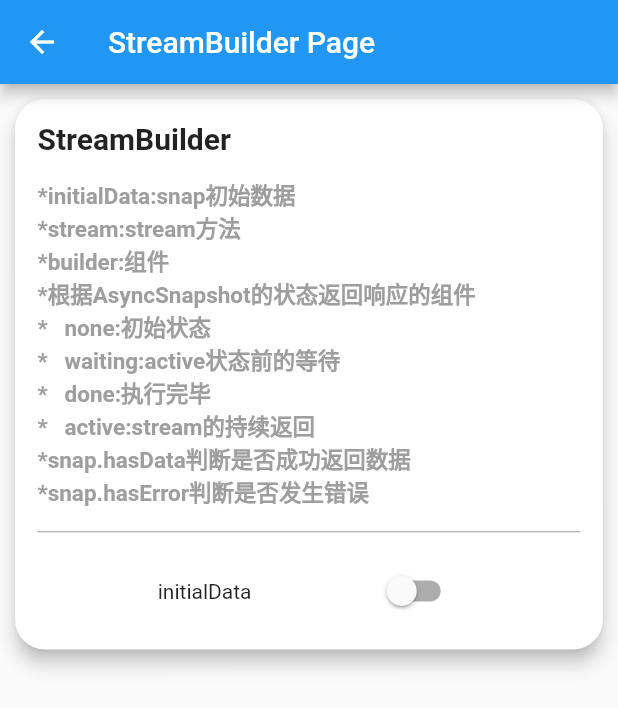
After one commit to niiva/hello_flutter, a Flutter app: the StreamBuilderPage screen opened by its route, on a phone screen of 412 x 824 dp. The commit adds this screen. Shown: the top 708 px of the screen. Run offline on Flutter 3.47's test engine with Material 2 defaults, Android fonts, the phone set to English and light mode, and no system bars; our stand-ins replace toast, webview_flutter.

Commit message:
完成页面: Listenable/FutureBuilder Listenable/StreamBuilder

```diff
--- /dev/null
+++ b/lib/src/pages/listenable/future_builder_page.dart
@@ -0,0 +1,101 @@
+import 'package:flutter/material.dart';
+import 'package:hello_flutter/src/component/ddd_card.dart';
+
+class FutureBuilderPage extends StatefulWidget {
+  @override
+  _FutureBuilderPageState createState() => _FutureBuilderPageState();
+}
+
+class _FutureBuilderPageState extends State<FutureBuilderPage> {
+  Future<String> _future;
+  bool _switchValue;
+
+  @override
+  void initState() {
+    super.initState();
+    _switchValue = false;
+  }
+
+  @override
+  Widget build(BuildContext context) {
+    return Scaffold(
+      appBar: AppBar(
+        title: Text('FutureBuilder Page'),
+      ),
+      body: ListView(
+        children: [
+          DDDCard(
+            title: 'FutureBuilder',
+            subTitles: [
+              'initialData:snap初始数据',
+              'future:future方法',
+              'builder:组件',
+              '根据AsyncSnapshot的状态返回响应的组件',
+              '   none:初始状态',
+              '   waiting:future执行过程',
+              '   done:future执行完毕',
+              'snap.hasData判断是否成功返回数据',
+              'snap.hasError判断是否发生错误',
+            ],
+            child: Center(
+              child: Row(
+                mainAxisAlignment: MainAxisAlignment.spaceEvenly,
+                children: [
+                  FutureBuilder(
+                    initialData: 'initialData',
+                    future: _future,
+                    builder: (context, snap) {
+                      if (ConnectionState.none == snap.connectionState) {
+                        return Text('${snap.data}');
+                      } else if (ConnectionState.waiting ==
+                          snap.connectionState) {
+                        return CircularProgressIndicator();
+                      } else if (ConnectionState.done == snap.connectionState) {
+                        if (snap.hasData) {
+                          return Text('${snap.data}');
+                        } else if (snap.hasError) {
+                          return Text(
+                            '${snap.error}',
+                            style: TextStyle(
+                              color: Colors.red,
+                            ),
+                          );
+                        }
+                      }
+                      return Container();
+                    },
+                  ),
+                  Switch(
+                    value: _switchValue,
+                    onChanged: (value) {
+                      _switchValue = value;
+                      if (true == value) {
+                        _future = _loadData();
+                      } else {
+                        _future = Future.error('cancel');
+                      }
+                      this.setState(() {});
+                    },
+                  ),
+                ],
+              ),
+            ),
+          ),
+        ],
+      ),
+    );
+  }
+
+  // future
+  Future<String> _loadData() async {
+    await Future.delayed(
+      Duration(seconds: 3),
+    );
+
+    setState(() {
+      _switchValue = false;
+    });
+
+    return 'LoadSucceed';
+  }
+}
--- /dev/null
+++ b/lib/src/pages/listenable/stream_builder_page.dart
@@ -0,0 +1,144 @@
+import 'package:flutter/material.dart';
+import 'package:hello_flutter/src/component/ddd_card.dart';
+
+class StreamBuilderPage extends StatefulWidget {
+  @override
+  _StreamBuilderPageState createState() => _StreamBuilderPageState();
+}
+
+class _StreamBuilderPageState extends State<StreamBuilderPage> {
+  bool _switchValue;
+  Stream _stream;
+
+  @override
+  void initState() {
+    super.initState();
+    _switchValue = false;
+  }
+
+  @override
+  Widget build(BuildContext context) {
+    return Scaffold(
+      appBar: AppBar(
+        title: Text('StreamBuilder Page'),
+      ),
+      body: ListView(
+        children: [
+          DDDCard(
+            title: 'StreamBuilder',
+            subTitles: [
+              'initialData:snap初始数据',
+              'stream:stream方法',
+              'builder:组件',
+              '根据AsyncSnapshot的状态返回响应的组件',
+              '   none:初始状态',
+              '   waiting:active状态前的等待',
+              '   done:执行完毕',
+              '   active:stream的持续返回',
+              'snap.hasData判断是否成功返回数据',
+              'snap.hasError判断是否发生错误',
+            ],
+            child: Center(
+              child: Row(
+                mainAxisAlignment: MainAxisAlignment.spaceEvenly,
+                children: [
+                  StreamBuilder(
+                    initialData: 'initialData',
+                    stream: _stream,
+                    builder: (context, snap) {
+                      if (ConnectionState.none == snap.connectionState) {
+                        return Text('${snap.data}');
+                      } else if (ConnectionState.waiting ==
+                          snap.connectionState) {
+                        return CircularProgressIndicator();
+                      } else if (ConnectionState.active ==
+                          snap.connectionState) {
+                        if (snap.hasData) {
+                          return Text(
+                            '${snap.data}',
+                            style: TextStyle(
+                              color: Colors.orange,
+                            ),
+                          );
+                        } else if (snap.hasError) {
+                          return Text(
+                            '${snap.error}',
+                            style: TextStyle(
+                              color: Colors.red,
+                            ),
+                          );
+                        }
+                      } else if (ConnectionState.done == snap.connectionState) {
+                        if (snap.hasData) {
+                          return Text(
+                            '${snap.data}',
+                            style: TextStyle(
+                              color: Colors.green,
+                            ),
+                          );
+                        } else if (snap.hasError) {
+                          return Text(
+                            '${snap.error}',
+                            style: TextStyle(
+                              color: Colors.red,
+                            ),
+                          );
+                        }
+                      }
+                      return Container();
+                    },
+                  ),
+                  Switch(
+                    value: _switchValue,
+                    onChanged: (value) {
+                      _switchValue = value;
+                      if (true == value) {
+                        _stream = _streamData();
+                      } else {
+                        _stream = Stream.error('cancel');
+                      }
+                      this.setState(() {});
+                    },
+                  ),
+                ],
+              ),
+            ),
+          ),
+        ],
+      ),
+    );
+  }
+
+  // stream
+  _streamData() {
+    return Stream.fromFutures([
+      Future.delayed(
+        Duration(seconds: 1),
+        () {
+          return ('第一步');
+        },
+      ),
+      Future.delayed(
+        Duration(seconds: 2),
+        () {
+          return '第二步';
+        },
+      ),
+      Future.delayed(
+        Duration(seconds: 3),
+        () {
+          return Future.error('第三步发生错误');
+        },
+      ),
+      Future.delayed(
+        Duration(seconds: 4),
+        () {
+          setState(() {
+            _switchValue = false;
+          });
+          return '第四步';
+        },
+      ),
+    ]);
+  }
+}
--- a/lib/src/router/my_router.dart
+++ b/lib/src/router/my_router.dart
@@ -62,10 +62,12 @@ import 'package:hello_flutter/src/pages/layout/row_page.dart';
 import 'package:hello_flutter/src/pages/layout/stack_page.dart';
 import 'package:hello_flutter/src/pages/layout/table_page.dart';
 import 'package:hello_flutter/src/pages/layout/wrap_page.dart';
+import 'package:hello_flutter/src/pages/listenable/future_builder_page.dart';
 import 'package:hello_flutter/src/pages/listenable/life_cycle_page.dart';
 import 'package:hello_flutter/src/pages/listenable/listener_page.dart';
 import 'package:hello_flutter/src/pages/listenable/media_query_page.dart';
 import 'package:hello_flutter/src/pages/listenable/stateful_widget_state_page.dart';
+import 'package:hello_flutter/src/pages/listenable/stream_builder_page.dart';
 import 'package:hello_flutter/src/pages/popups/alert_dialog_page.dart';
 import 'package:hello_flutter/src/pages/popups/bottom_sheet_page.dart';
 import 'package:hello_flutter/src/pages/popups/expansion_panel_page.dart';
@@ -666,15 +668,15 @@ class MyRouter {
         },
         {
           'name': 'StreamBuilder',
-          'done': false,
+          'done': true,
           'route': '/listenable/stream_builder',
-          'page': null,
+          'page': (context) => StreamBuilderPage(),
         },
         {
           'name': 'FutureBuilder',
-          'done': false,
+          'done': true,
           'route': '/listenable/future_builder',
-          'page': null,
+          'page': (context) => FutureBuilderPage(),
         },
         {
           'name': 'InheritedWidget',
```
Also changed, not shown: 2 other files.
